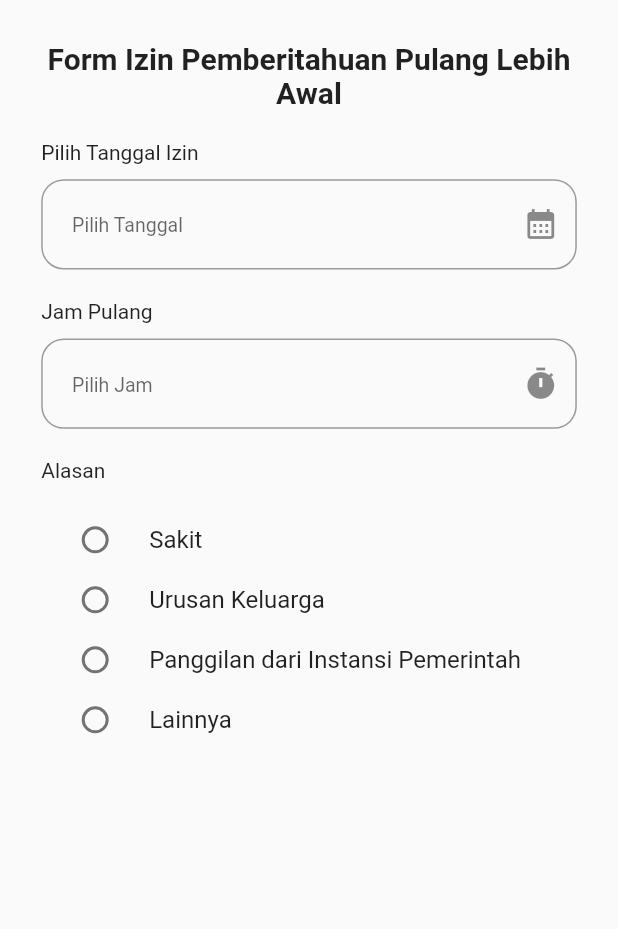
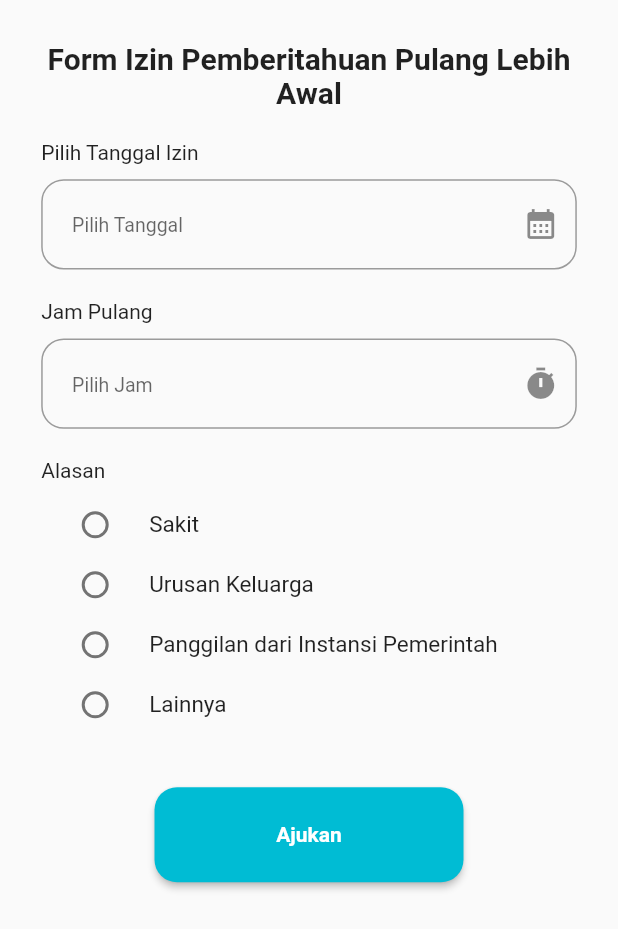
Before and after one commit to sedjierichson/Skripsi-Presensi, a Flutter app: the PulangLebihAwal screen opened directly, on a phone screen of 412 x 824 dp. Shown: the top 929 px of the screen. Run offline on Flutter 3.47's test engine with Material 2 defaults, Android fonts, the light colour scheme and no system bars; our stand-ins replace flutter_datetime_picker, flutter_local_notifications, quickalert, timezone; missing offline and left inert: flutter_verification_code.

Commit message:
update form pulang lebih awal

```diff
--- a/aplikasi_presensi/lib/Pages/Izin/pulang_awal.dart
+++ b/aplikasi_presensi/lib/Pages/Izin/pulang_awal.dart
@@ -1,5 +1,6 @@
 // ignore_for_file: prefer_const_constructors, prefer_const_literals_to_create_immutables, use_build_context_synchronously, avoid_unnecessary_containers
 
+import 'package:aplikasi_presensi/Pages/Izin/menu_izin.dart';
 import 'package:flutter/material.dart';
 import 'package:flutter/src/widgets/framework.dart';
 import 'package:flutter/src/widgets/placeholder.dart';
@@ -15,8 +16,18 @@ class PulangLebihAwal extends StatefulWidget {
 class _PulangLebihAwalState extends State<PulangLebihAwal> {
   TextEditingController tfTanggalIzin = TextEditingController();
   TextEditingController tfJamIzin = TextEditingController();
+  TextEditingController tfAlasanLainnyaIzin = TextEditingController();
+  bool tampilkanTFLainnya = false;
   String? alasan;
   String jamPulangAwal = '';
+
+
+  void pindahKeMenuIzin(){
+    Navigator.of(context)
+          .pushReplacement(MaterialPageRoute(builder: (context) {
+        return const MenuIzin();
+      }));
+  }
 
   @override
   Widget build(BuildContext context) {
@@ -129,22 +140,23 @@ class _PulangLebihAwalState extends State<PulangLebihAwal> {
                   Text(
                     'Alasan',
                   ),
-                  SizedBox(
-                    height: 10,
-                  ),
                   Container(
                     child: Column(
                       children: [
                         SizedBox(
                           height: 40,
                           child: RadioListTile(
-                            title: Text("Sakit"),
+                            title: Text(
+                              "Sakit",
+                              style: TextStyle(fontSize: 15),
+                            ),
                             value: "Sakit",
                             groupValue: alasan,
                             onChanged: (value) {
                               setState(() {
                                 alasan = value.toString();
                                 print(alasan);
+                                tampilkanTFLainnya = false;
                               });
                             },
                           ),
@@ -152,13 +164,17 @@ class _PulangLebihAwalState extends State<PulangLebihAwal> {
                         SizedBox(
                           height: 40,
                           child: RadioListTile(
-                            title: Text("Urusan Keluarga"),
+                            title: Text(
+                              "Urusan Keluarga",
+                              style: TextStyle(fontSize: 15),
+                            ),
                             value: "Urusan Keluarga",
                             groupValue: alasan,
                             onChanged: (value) {
                               setState(() {
                                 alasan = value.toString();
                                 print(alasan);
+                                tampilkanTFLainnya = false;
                               });
                             },
                           ),
@@ -166,13 +182,17 @@ class _PulangLebihAwalState extends State<PulangLebihAwal> {
                         SizedBox(
                           height: 40,
                           child: RadioListTile(
-                            title: Text("Panggilan dari Instansi Pemerintah"),
+                            title: Text(
+                              "Panggilan dari Instansi Pemerintah",
+                              style: TextStyle(fontSize: 15),
+                            ),
                             value: "Panggilan dari Instansi Pemerintah",
                             groupValue: alasan,
                             onChanged: (value) {
                               setState(() {
                                 alasan = value.toString();
                                 print(alasan);
+                                tampilkanTFLainnya = false;
                               });
                             },
                           ),
@@ -180,17 +200,58 @@ class _PulangLebihAwalState extends State<PulangLebihAwal> {
                         SizedBox(
                           height: 40,
                           child: RadioListTile(
-                            title: Text("Lainnya"),
+                            title: Text(
+                              "Lainnya",
+                              style: TextStyle(fontSize: 15),
+                            ),
                             value: "Lainnya",
                             groupValue: alasan,
                             onChanged: (value) {
                               setState(() {
                                 alasan = value.toString();
                                 print(alasan);
+                                tampilkanTFLainnya = true;
                               });
                             },
                           ),
                         ),
+                        SizedBox(height: 10,),
+                        // if (tampilkanTFLainnya == true)
+                        tampilkanTFLainnya ?
+                          TextField(
+                            controller: tfAlasanLainnyaIzin,
+                            decoration: InputDecoration(
+                              contentPadding: EdgeInsets.only(
+                                  top: MediaQuery.of(context).size.height / 20,
+                                  left: MediaQuery.of(context).size.width / 20),
+                              border: OutlineInputBorder(
+                                borderRadius: BorderRadius.circular(15),
+                              ),
+                              hintText: 'Isi Alasan',
+                              hintStyle: TextStyle(fontSize: 13),
+                            ),
+                          ) : SizedBox(height: 0,),
+                        Padding(
+                    padding: EdgeInsets.only(
+                        top: MediaQuery.of(context).size.height / 25),
+                    child: SizedBox(
+                      width: MediaQuery.of(context).size.width / 2,
+                      height: MediaQuery.of(context).size.height / 13,
+                      child: MaterialButton(
+                        shape: RoundedRectangleBorder(
+                            borderRadius: BorderRadius.circular(15)),
+                        color: Colors.cyan,
+                        onPressed: () {
+                          pindahKeMenuIzin();
+                        },
+                        child: Text(
+                          'Ajukan',
+                          style: TextStyle(
+                              fontWeight: FontWeight.bold, color: Colors.white),
+                        ),
+                      ),
+                    ),
+                  ),
                       ],
                     ),
                   )
```
